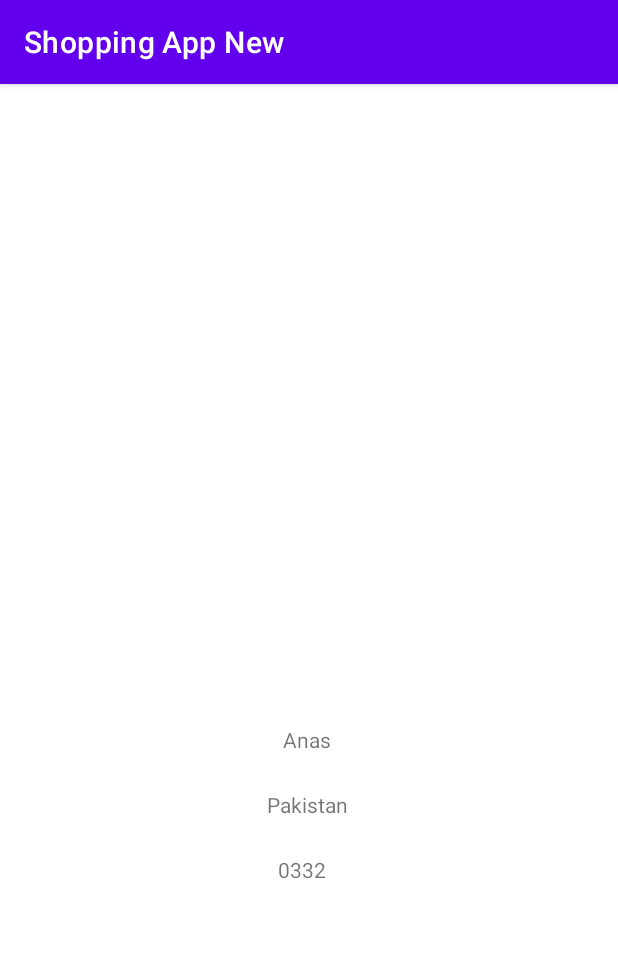
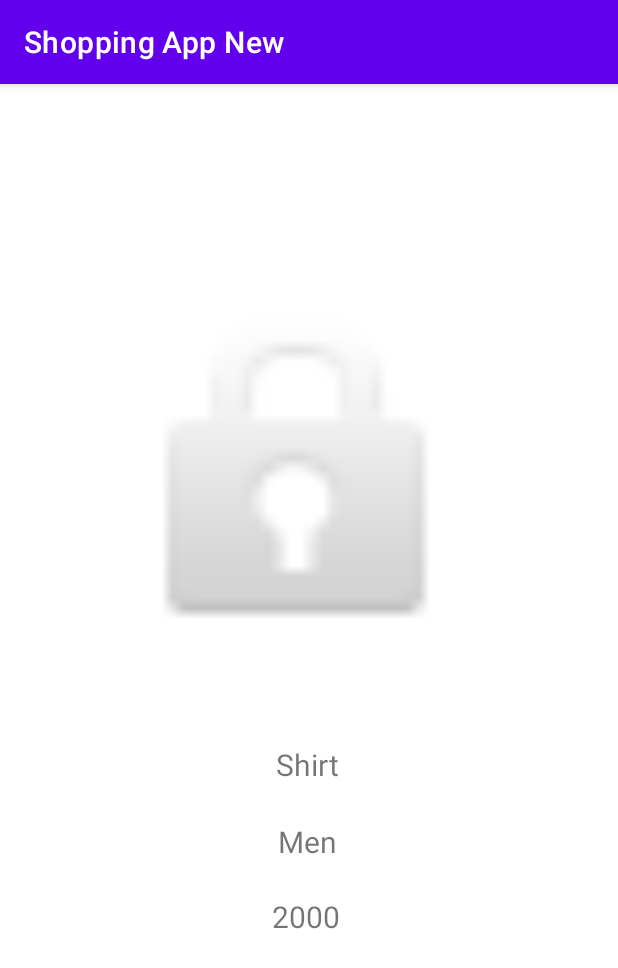
Before and after one commit to AnaSheikh/ShoppingAppNew, an Android app: the screen it shows after launch (MainActivity), on a phone screen of 412 x 824 dp. Shown: the top 968 px of the screen. Run offline under Robolectric (Android 15) with nearby library versions, the phone set to English and light mode, and no system bars.

```diff
--- a/app/src/main/java/com/example/shoppingappnew/MainActivity.java
+++ b/app/src/main/java/com/example/shoppingappnew/MainActivity.java
@@ -30,10 +30,17 @@ public class MainActivity extends AppCompatActivity {
     }
     public void DisplayItems()
     {
-        name= new String[]{"Anas","Muhammad","Sheikh","Ali","Maaz","Ammar","Adil","Rasheed"};
-        category = new String[]{"Pakistan","India","Nepal","Switerzland","Canada","Sri Lanka","Paris","France"};
-        price = new String[]{"0332","0445","0987","8723","2423","2341","2341","4135","5623"};
-        description = new String[]{"Pakistan","India","Nepal","Switerzland","Canada","Sri Lanka","Paris","France"};
+        name= new String[]{"Shirt","Cotton Pent","Jeans Pent","Tshirt","Trouser","Coat","Shoes","Ring"};
+        category = new String[]{"Men","Men","Men","Men","Men","Men","Men","Men"};
+        price = new String[]{"2000","3000","3000","1500","1500","5000","3000","1000"};
+        description = new String[]{"It is a long established fact that a reader will be distracted by the readable content of a page when looking at its layout. The point of using Lorem Ipsum is that it has a more-or-less normal distribution of letters, as opposed to using 'Content here, content here', making it look like readable English. Many desktop publishing packages and web page editors now use Lorem Ipsum as their default model text, and a search for 'lorem ipsum' will uncover many web sites still in their infancy. Various versions have evolved over the years, sometimes by accident, sometimes on purpose (injected humour and the like).",
+                "It is a long established fact that a reader will be distracted by the readable content of a page when looking at its layout. The point of using Lorem Ipsum is that it has a more-or-less normal distribution of letters, as opposed to using 'Content here, content here', making it look like readable English. Many desktop publishing packages and web page editors now use Lorem Ipsum as their default model text, and a search for 'lorem ipsum' will uncover many web sites still in their infancy. Various versions have evolved over the years, sometimes by accident, sometimes on purpose (injected humour and the like).",
+                "It is a long established fact that a reader will be distracted by the readable content of a page when looking at its layout. The point of using Lorem Ipsum is that it has a more-or-less normal distribution of letters, as opposed to using 'Content here, content here', making it look like readable English. Many desktop publishing packages and web page editors now use Lorem Ipsum as their default model text, and a search for 'lorem ipsum' will uncover many web sites still in their infancy. Various versions have evolved over the years, sometimes by accident, sometimes on purpose (injected humour and the like).",
+                "It is a long established fact that a reader will be distracted by the readable content of a page when looking at its layout. The point of using Lorem Ipsum is that it has a more-or-less normal distribution of letters, as opposed to using 'Content here, content here', making it look like readable English. Many desktop publishing packages and web page editors now use Lorem Ipsum as their default model text, and a search for 'lorem ipsum' will uncover many web sites still in their infancy. Various versions have evolved over the years, sometimes by accident, sometimes on purpose (injected humour and the like).",
+                "It is a long established fact that a reader will be distracted by the readable content of a page when looking at its layout. The point of using Lorem Ipsum is that it has a more-or-less normal distribution of letters, as opposed to using 'Content here, content here', making it look like readable English. Many desktop publishing packages and web page editors now use Lorem Ipsum as their default model text, and a search for 'lorem ipsum' will uncover many web sites still in their infancy. Various versions have evolved over the years, sometimes by accident, sometimes on purpose (injected humour and the like).",
+                "It is a long established fact that a reader will be distracted by the readable content of a page when looking at its layout. The point of using Lorem Ipsum is that it has a more-or-less normal distribution of letters, as opposed to using 'Content here, content here', making it look like readable English. Many desktop publishing packages and web page editors now use Lorem Ipsum as their default model text, and a search for 'lorem ipsum' will uncover many web sites still in their infancy. Various versions have evolved over the years, sometimes by accident, sometimes on purpose (injected humour and the like).",
+                "It is a long established fact that a reader will be distracted by the readable content of a page when looking at its layout. The point of using Lorem Ipsum is that it has a more-or-less normal distribution of letters, as opposed to using 'Content here, content here', making it look like readable English. Many desktop publishing packages and web page editors now use Lorem Ipsum as their default model text, and a search for 'lorem ipsum' will uncover many web sites still in their infancy. Various versions have evolved over the years, sometimes by accident, sometimes on purpose (injected humour and the like).",
+                "It is a long established fact that a reader will be distracted by the readable content of a page when looking at its layout. The point of using Lorem Ipsum is that it has a more-or-less normal distribution of letters, as opposed to using 'Content here, content here', making it look like readable English. Many desktop publishing packages and web page editors now use Lorem Ipsum as their default model text, and a search for 'lorem ipsum' will uncover many web sites still in their infancy. Various versions have evolved over the years, sometimes by accident, sometimes on purpose (injected humour and the like)."};
         for(int i = 0;i< name.length;i++)
         {
             Model model = new Model(name[i],category[i],price[i],description[i]);
--- a/app/src/main/res/layout/item.xml
+++ b/app/src/main/res/layout/item.xml
@@ -5,28 +5,18 @@
     android:layout_width="match_parent"
     android:layout_height="match_parent">
 
-    <ImageView
-        android:id="@+id/photo"
-        android:layout_width="300dp"
-        android:layout_height="177dp"
-        android:layout_marginTop="250dp"
-        app:layout_constraintBottom_toTopOf="@+id/name"
-        app:layout_constraintEnd_toEndOf="parent"
-        app:layout_constraintHorizontal_bias="0.495"
-        app:layout_constraintStart_toStartOf="parent"
-        app:layout_constraintTop_toTopOf="parent"
-        app:layout_constraintVertical_bias="0.85"
-        tools:srcCompat="@drawable/ic_baseline_add_to_queue_24" />
 
     <TextView
         android:id="@+id/name"
         style="@style/Widget.AppCompat.TextView"
         android:layout_width="wrap_content"
         android:layout_height="wrap_content"
+        android:layout_marginTop="44dp"
         android:text="Item Name"
+        android:textSize="20sp"
         app:layout_constraintEnd_toEndOf="parent"
         app:layout_constraintStart_toStartOf="parent"
-        app:layout_constraintTop_toBottomOf="@+id/photo"
+        app:layout_constraintTop_toBottomOf="@+id/imageView"
         tools:ignore="MissingConstraints" />
 
     <TextView
@@ -35,6 +25,7 @@
         android:layout_height="wrap_content"
         android:layout_marginTop="24dp"
         android:text="Item Category"
+        android:textSize="20sp"
         app:layout_constraintEnd_toEndOf="parent"
         app:layout_constraintStart_toStartOf="parent"
         app:layout_constraintTop_toBottomOf="@+id/name"
@@ -44,11 +35,24 @@
         android:id="@+id/price"
         android:layout_width="wrap_content"
         android:layout_height="wrap_content"
-        android:layout_marginTop="24dp"
         android:text="Item Price"
+        android:textSize="20sp"
+        app:layout_constraintBottom_toBottomOf="parent"
         app:layout_constraintEnd_toEndOf="parent"
-        app:layout_constraintHorizontal_bias="0.492"
+        app:layout_constraintHorizontal_bias="0.498"
         app:layout_constraintStart_toStartOf="parent"
         app:layout_constraintTop_toBottomOf="@+id/category"
+        app:layout_constraintVertical_bias="0.122"
         tools:ignore="MissingConstraints" />
+
+    <ImageView
+        android:id="@+id/imageView"
+        android:layout_width="290dp"
+        android:layout_height="272dp"
+        android:layout_marginTop="124dp"
+        app:layout_constraintEnd_toEndOf="parent"
+        app:layout_constraintHorizontal_bias="0.495"
+        app:layout_constraintStart_toStartOf="parent"
+        app:layout_constraintTop_toTopOf="parent"
+        app:srcCompat="@android:drawable/ic_lock_idle_lock" />
 </androidx.constraintlayout.widget.ConstraintLayout>
--- a/app/src/main/res/layout/item_detail_view.xml
+++ b/app/src/main/res/layout/item_detail_view.xml
@@ -43,7 +43,7 @@
         android:id="@+id/detail_category"
         android:layout_width="wrap_content"
         android:layout_height="wrap_content"
-        android:layout_marginTop="20dp"
+        android:layout_marginTop="16dp"
         android:text="Item Category"
 
         android:textSize="18sp"
@@ -57,22 +57,24 @@
         android:id="@+id/detail_description"
         android:layout_width="wrap_content"
         android:layout_height="wrap_content"
-        android:layout_marginTop="20dp"
         android:text="Item Description"
+        app:layout_constraintBottom_toBottomOf="parent"
         app:layout_constraintEnd_toEndOf="parent"
+        app:layout_constraintHorizontal_bias="0.477"
         app:layout_constraintStart_toStartOf="parent"
-        app:layout_constraintTop_toBottomOf="@+id/detail_category"
+        app:layout_constraintTop_toBottomOf="@+id/detail_price"
+        app:layout_constraintVertical_bias="0.132"
         tools:ignore="MissingConstraints" />
 
     <TextView
         android:id="@+id/detail_price"
         android:layout_width="wrap_content"
         android:layout_height="wrap_content"
-        android:layout_marginTop="20dp"
+        android:layout_marginTop="16dp"
         android:text="Item Price"
         app:layout_constraintEnd_toEndOf="parent"
-        app:layout_constraintHorizontal_bias="0.498"
+        app:layout_constraintHorizontal_bias="0.423"
         app:layout_constraintStart_toStartOf="parent"
-        app:layout_constraintTop_toBottomOf="@+id/detail_description" />
+        app:layout_constraintTop_toBottomOf="@+id/detail_category" />
 
 </androidx.constraintlayout.widget.ConstraintLayout>
```
